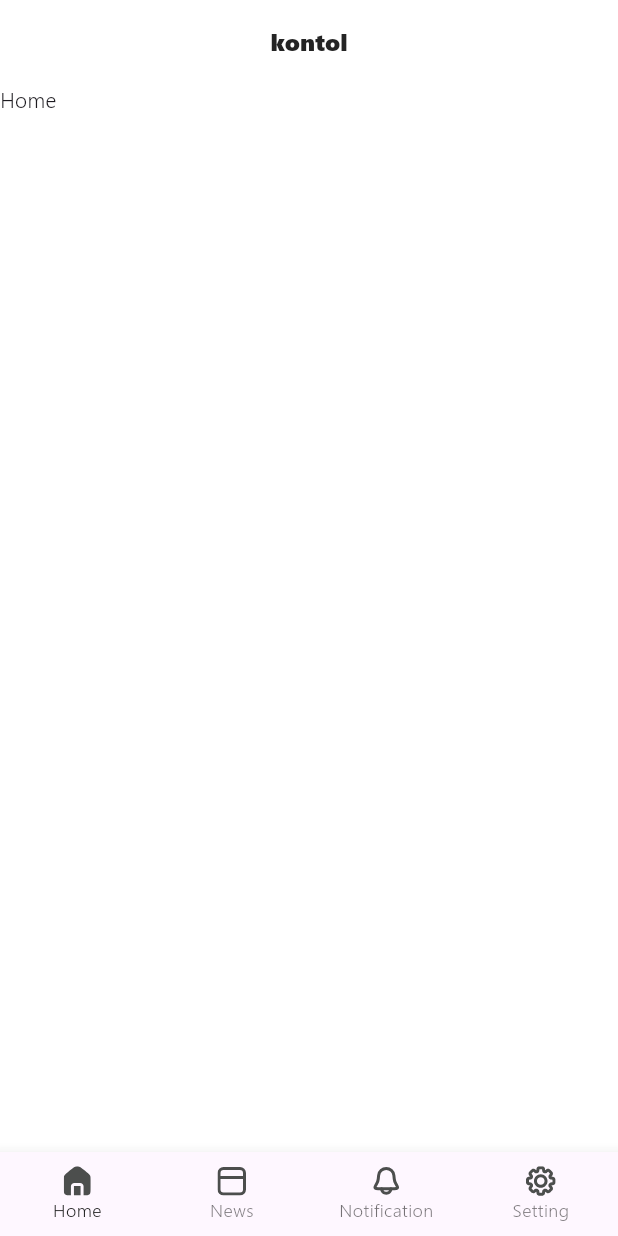
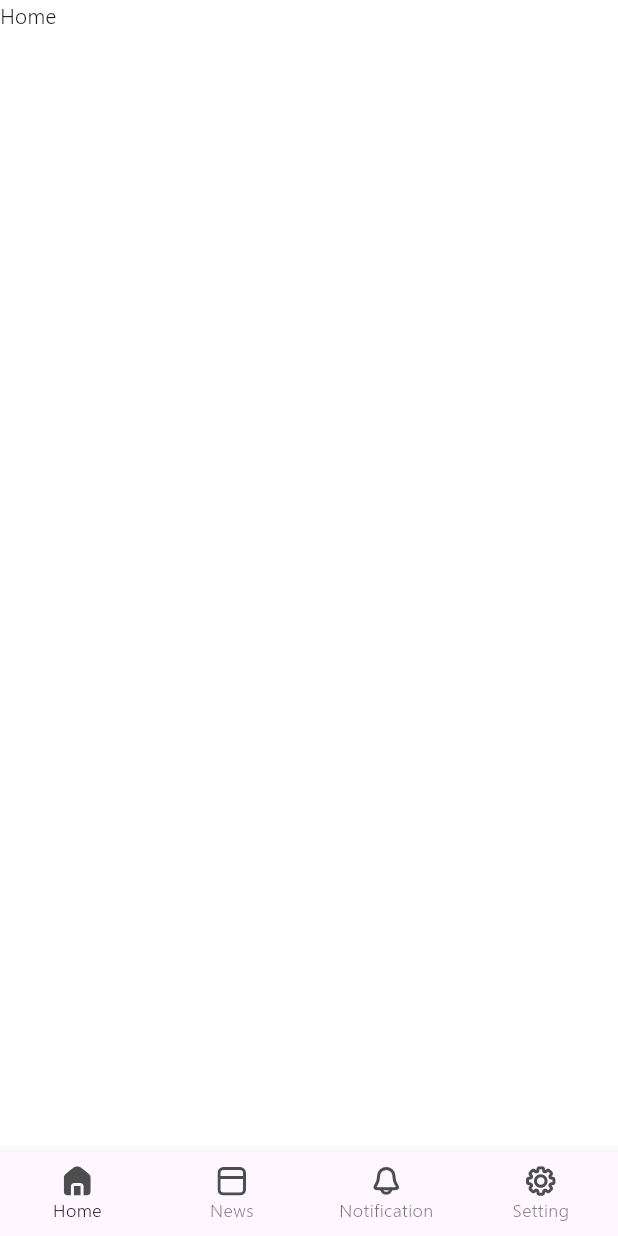
Before and after one commit to singgiaditya/NOWDOTS-Social-News, a Flutter app: the screen it shows after launch, on a phone screen of 412 x 824 dp. Run offline on Flutter 3.47's test engine with Material 3 defaults, Android fonts, the phone set to English and light mode, and no system bars; our stand-ins replace flutter_svg, go_router; project files that could hold a hidden picture were left out.

Commit message:
fix: delete appbar on init_page.dart

```diff
--- a/lib/src/presentation/init_page.dart
+++ b/lib/src/presentation/init_page.dart
@@ -13,15 +13,13 @@ class InitPage extends StatefulWidget {
 
 class _InitPageState extends State<InitPage> {
   int selectedIndex = 0;
-  void _goToBranch(int index){
+  void _goToBranch(int index) {
     widget.navigationShell.goBranch(index);
   }
-
 
   @override
   Widget build(BuildContext context) {
     return Scaffold(
-      appBar: AppBar(title: Text("kontol"),),
       body: widget.navigationShell,
       bottomNavigationBar: _buildBottomNavBar(),
     );
@@ -46,7 +44,8 @@ class _InitPageState extends State<InitPage> {
           BottomNavigationBarItem(
             icon: SvgPicture.asset(newsOutline),
             activeIcon: SvgPicture.asset(newsFilled),
-          label: "News",),
+            label: "News",
+          ),
           BottomNavigationBarItem(
             icon: SvgPicture.asset(notificationOutline),
             activeIcon: SvgPicture.asset(notificationFilled),
```
Lines whose indentation alone changed are shown as unchanged.
